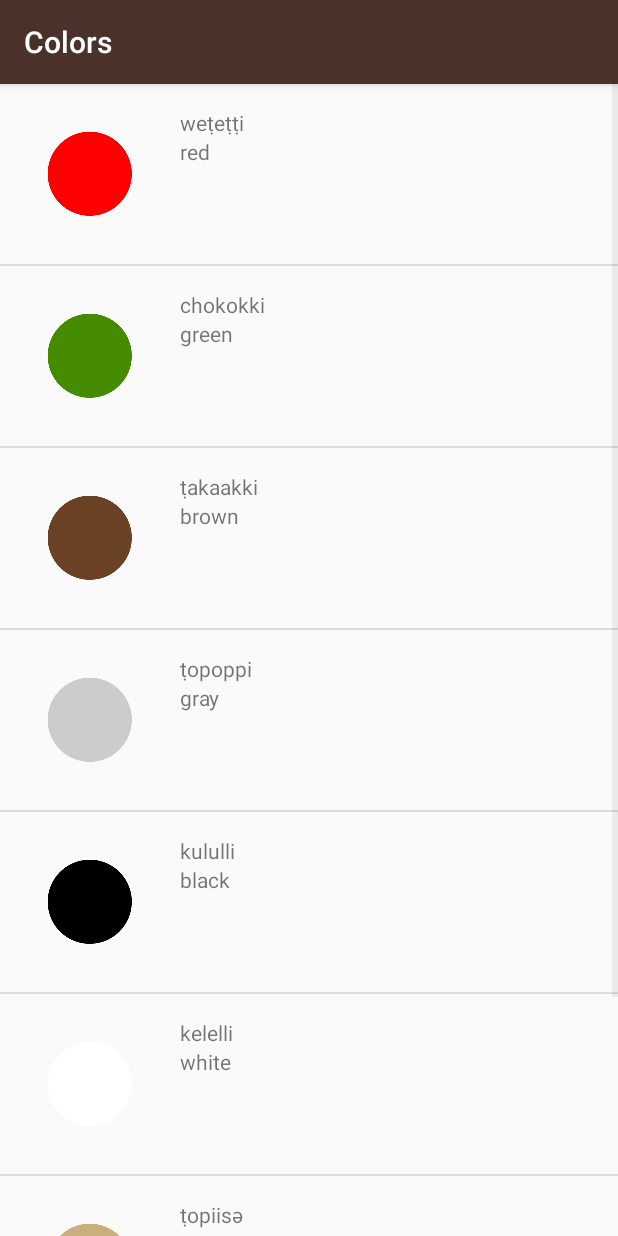
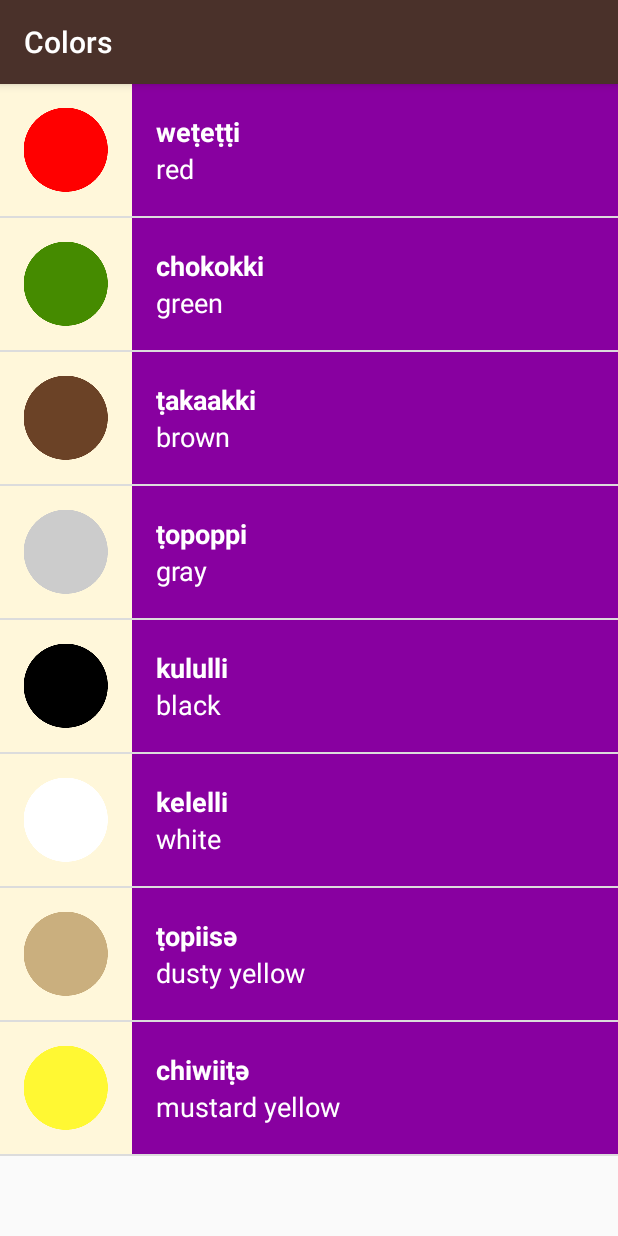
Before and after one commit to Rodrinot/miwok, an Android app: the ColorsActivity screen opened directly, with no data from a screen before it, on a phone screen of 412 x 824 dp. Run offline under Robolectric (Android 15) with nearby library versions, the phone set to English and light mode, and no system bars.

Commit message:
Change color backgrounds according to each category.

```diff
--- a/app/src/main/java/com/example/android/miwok/ColorsActivity.java
+++ b/app/src/main/java/com/example/android/miwok/ColorsActivity.java
@@ -2,10 +2,15 @@ package com.example.android.miwok;
 
 import androidx.appcompat.app.AppCompatActivity;
 
+import android.annotation.SuppressLint;
 import android.os.Bundle;
+import android.widget.LinearLayout;
 import android.widget.ListView;
 
 import java.util.ArrayList;
+
+import static com.example.android.miwok.R.color.category_colors;
+import static com.example.android.miwok.R.color.category_phrases;
 
 public class ColorsActivity extends AppCompatActivity {
 
@@ -27,7 +32,7 @@ public class ColorsActivity extends AppCompatActivity {
 
         // Create an {@link WordAdapter}, whose data source is a list of {@link Word}s. The
         // adapter knows how to create list items for each item in the list.
-        WordAdapter adapter = new WordAdapter(this, words);
+        WordAdapter adapter = new WordAdapter(this, words, category_colors);
 
         // Find the {@link ListView} object in the view hierarchy of the {@link Activity}.
         // There should be a {@link ListView} with the view ID called list, which is declared in the
--- a/app/src/main/java/com/example/android/miwok/FamilyActivity.java
+++ b/app/src/main/java/com/example/android/miwok/FamilyActivity.java
@@ -2,10 +2,16 @@ package com.example.android.miwok;
 
 import androidx.appcompat.app.AppCompatActivity;
 
+import android.annotation.SuppressLint;
 import android.os.Bundle;
+import android.widget.LinearLayout;
 import android.widget.ListView;
 
 import java.util.ArrayList;
+
+import static com.example.android.miwok.R.color.category_colors;
+import static com.example.android.miwok.R.color.category_family;
+import static com.example.android.miwok.R.color.category_phrases;
 
 public class FamilyActivity extends AppCompatActivity {
 
@@ -29,7 +35,7 @@ public class FamilyActivity extends AppCompatActivity {
 
         // Create an {@link WordAdapter}, whose data source is a list of {@link Word}s. The
         // adapter knows how to create list items for each item in the list.
-        WordAdapter adapter = new WordAdapter(this, words);
+        WordAdapter adapter = new WordAdapter(this, words, R.color.category_family);
 
         // Find the {@link ListView} object in the view hierarchy of the {@link Activity}.
         // There should be a {@link ListView} with the view ID called list, which is declared in the
--- a/app/src/main/java/com/example/android/miwok/NumbersActivity.java
+++ b/app/src/main/java/com/example/android/miwok/NumbersActivity.java
@@ -29,7 +29,7 @@ public class NumbersActivity extends AppCompatActivity {
 
         // Create an {@link WordAdapter}, whose data source is a list of {@link Word}s. The
         // adapter knows how to create list items for each item in the list.
-        WordAdapter adapter = new WordAdapter(this, words);
+        WordAdapter adapter = new WordAdapter(this, words, R.color.category_numbers);
 
         // Find the {@link ListView} object in the view hierarchy of the {@link Activity}.
         // There should be a {@link ListView} with the view ID called list, which is declared in the
--- a/app/src/main/java/com/example/android/miwok/PhrasesActivity.java
+++ b/app/src/main/java/com/example/android/miwok/PhrasesActivity.java
@@ -2,10 +2,16 @@ package com.example.android.miwok;
 
 import androidx.appcompat.app.AppCompatActivity;
 
+import android.annotation.SuppressLint;
+import android.graphics.Color;
 import android.os.Bundle;
+import android.widget.LinearLayout;
 import android.widget.ListView;
 
 import java.util.ArrayList;
+
+import static com.example.android.miwok.R.color.category_family;
+import static com.example.android.miwok.R.color.category_phrases;
 
 public class PhrasesActivity extends AppCompatActivity {
 
@@ -29,7 +35,7 @@ public class PhrasesActivity extends AppCompatActivity {
 
         // Create an {@link WordAdapter}, whose data source is a list of {@link Word}s. The
         // adapter knows how to create list items for each item in the list.
-        WordAdapter adapter = new WordAdapter(this, words);
+        WordAdapter adapter = new WordAdapter(this, words, R.color.category_phrases);
 
         // Find the {@link ListView} object in the view hierarchy of the {@link Activity}.
         // There should be a {@link ListView} with the view ID called list, which is declared in the
--- a/app/src/main/java/com/example/android/miwok/Word.java
+++ b/app/src/main/java/com/example/android/miwok/Word.java
@@ -15,7 +15,9 @@ public class Word {
     private String mMiwokTranslation;
 
     /** Image resource id */
-    private int mResourceImageId;
+    private int mResourceImageId = NO_IMAGE_PROVIDED;
+
+    private static final int NO_IMAGE_PROVIDED = -1;
 
     /**
      * Create a new Word object.
@@ -61,4 +63,11 @@ public class Word {
      */
     public int getImageResourceId() { return mResourceImageId; }
 
+    /**
+     * Return if there is a valid image associated with a word or not.
+     */
+    public boolean hasImage() {
+        return mResourceImageId != NO_IMAGE_PROVIDED;
+    }
+
 }
--- a/app/src/main/java/com/example/android/miwok/WordAdapter.java
+++ b/app/src/main/java/com/example/android/miwok/WordAdapter.java
@@ -6,44 +6,64 @@ import android.view.View;
 import android.view.ViewGroup;
 import android.widget.ArrayAdapter;
 import android.widget.ImageView;
+import android.widget.LinearLayout;
 import android.widget.TextView;
+
+import androidx.core.content.ContextCompat;
 
 import java.util.ArrayList;
 
 public class WordAdapter extends ArrayAdapter<Word> {
 
-    public WordAdapter(Context context, ArrayList<Word> words) {
+    // Color resource id.
+    int mColorResourceId;
+
+    public WordAdapter(Context context, ArrayList<Word> words, int colorResourceId) {
         super(context, 0, words);
+        mColorResourceId = colorResourceId;
     }
 
     @Override
     public View getView(int position, View convertView, ViewGroup parent) {
-        // Check if an existing view is being reused, otherwise inflate the view
+        // Check if an existing view is being reused, otherwise inflate the view.
         View listItemView = convertView;
         if (listItemView == null) {
             listItemView = LayoutInflater.from(getContext()).inflate(
                     R.layout.list_item, parent, false);
         }
 
-        // Get the {@link Word} object located at this position in the list
+        // Get the {@link Word} object located at this position in the list.
         Word currentWord = getItem(position);
 
         // Find the TextView in the list_item.xml layout with the ID miwok_text_view.
-        TextView miwokTextView = (TextView) listItemView.findViewById(R.id.miwok_text_view);
+        TextView miwokTextView = listItemView.findViewById(R.id.miwok_text_view);
         // Get the Miwok translation from the currentWord object and set this text on
         // the Miwok TextView.
         miwokTextView.setText(currentWord.getMiwokTranslation());
 
         // Find the TextView in the list_item.xml layout with the ID default_text_view.
-        TextView defaultTextView = (TextView) listItemView.findViewById(R.id.default_text_view);
+        TextView defaultTextView = listItemView.findViewById(R.id.default_text_view);
         // Get the default translation from the currentWord object and set this text on
         // the default TextView.
         defaultTextView.setText(currentWord.getDefaultTranslation());
 
         // Find the ImageView in the list_item.xml layout with the ID image.
-        ImageView imageView = (ImageView) listItemView.findViewById(R.id.image);
-        // Set the ImageView to the image resource specified in the current Word
-        imageView.setImageResource(currentWord.getImageResourceId());
+        ImageView imageView = listItemView.findViewById(R.id.image);
+        // Check if there is a valid image associated.
+        if (currentWord.hasImage()) {
+            // Set the ImageView to the image resource specified in the current Word.
+            imageView.setImageResource(currentWord.getImageResourceId());
+        } else {
+            // Hide the ImageView.
+            imageView.setVisibility(View.GONE);
+        }
+
+        // Set the theme color for the list item
+        View textContainer = listItemView.findViewById(R.id.text_container);
+        // Find the color that the resource ID maps to
+        int color = ContextCompat.getColor(getContext(), mColorResourceId);
+        // Set the background color of the text container View
+        textContainer.setBackgroundColor(color);
 
         // Return the whole list item layout (containing 2 TextViews) so that it can be shown in
         // the ListView.
--- a/app/src/main/res/layout/list_item.xml
+++ b/app/src/main/res/layout/list_item.xml
@@ -5,31 +5,42 @@
     xmlns:tools="http://schemas.android.com/tools"
     android:layout_width="match_parent"
     android:layout_height="match_parent"
-    android:orientation="horizontal"
-    android:padding="16dp">
+    android:background="@color/tan_background"
+    android:minHeight="@dimen/list_item_height"
+    android:orientation="horizontal">
 
     <ImageView
         android:id="@+id/image"
-        android:layout_width="wrap_content"
-        android:layout_height="wrap_content"
-        android:src="@mipmap/ic_launcher" />
+        android:layout_width="@dimen/list_item_height"
+        android:layout_height="@dimen/list_item_height" />
 
     <LinearLayout
-        android:layout_width="wrap_content"
-        android:layout_height="wrap_content"
+        android:id="@+id/text_container"
+        android:layout_width="match_parent"
+        android:layout_height="match_parent"
+        android:background="@color/category_numbers"
         android:orientation="vertical"
         android:paddingLeft="16dp">
 
         <TextView
             android:id="@+id/miwok_text_view"
             android:layout_width="match_parent"
-            android:layout_height="wrap_content"
+            android:layout_height="0dp"
+            android:layout_weight="1"
+            android:gravity="bottom"
+            android:textAppearance="?android:textAppearanceMedium"
+            android:textColor="@android:color/white"
+            android:textStyle="bold"
             tools:text="lutti" />
 
         <TextView
             android:id="@+id/default_text_view"
             android:layout_width="match_parent"
-            android:layout_height="wrap_content"
+            android:layout_height="0dp"
+            android:layout_weight="1"
+            android:gravity="top"
+            android:textAppearance="?android:textAppearanceMedium"
+            android:textColor="@android:color/white"
             tools:text="one" />
 
     </LinearLayout>
```
